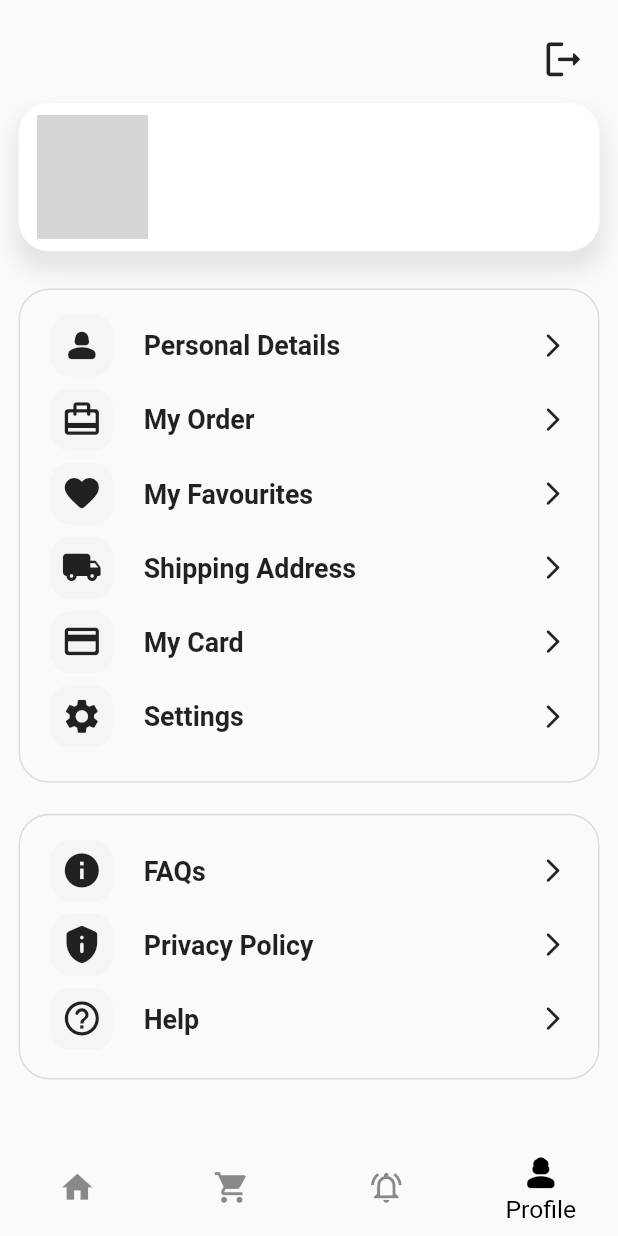
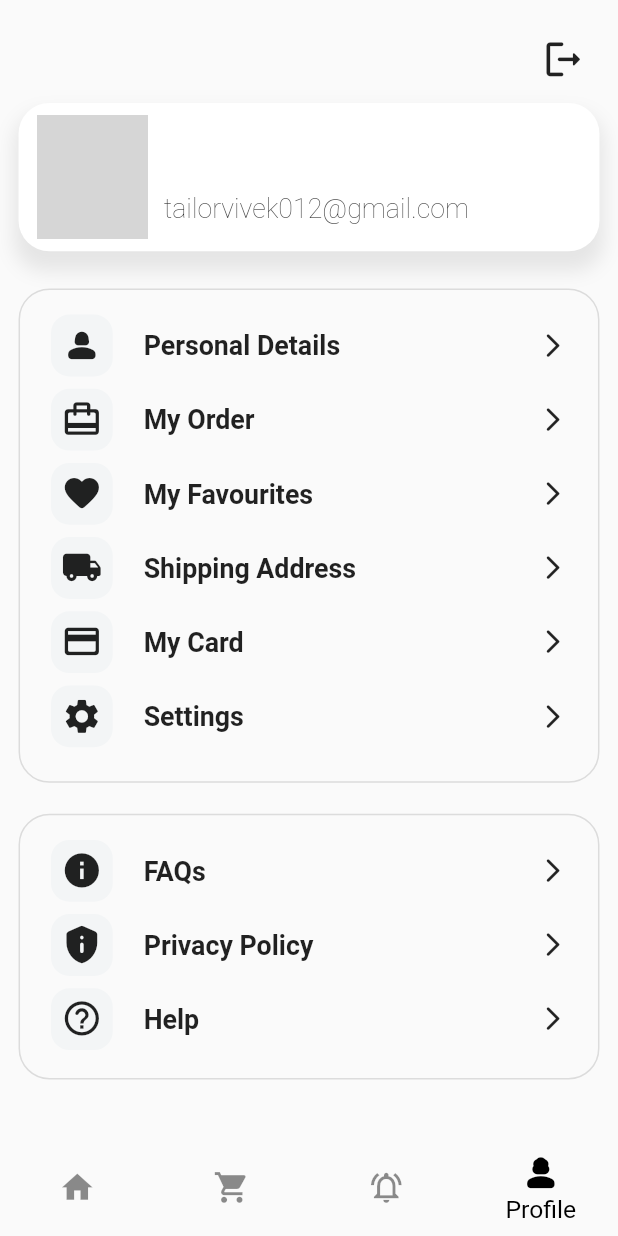
Before and after one commit to VivekTailor19/fashion_forward, a Flutter app: the FirstScreen screen opened by its route, item 4 of the bottom bar chosen, on a phone screen of 412 x 824 dp. Run offline on Flutter 3.47's test engine with Material 2 defaults, Android fonts, the phone set to English and light mode, and no system bars; our stand-ins replace cloud_firestore, firebase_auth, firebase_core, flutter_local_notifications, get, google_sign_in and 2 more; missing offline and left inert: razorpay_flutter; accounts and stored records are empty; network calls fail; grey boxes are pictures that could not be loaded.

Commit message:
fashion_forward

```diff
--- a/lib/screens/04 first/bottomOptionScreens/4 profile/profileScreen.dart
+++ b/lib/screens/04 first/bottomOptionScreens/4 profile/profileScreen.dart
@@ -139,7 +139,9 @@ class _ProfileScreenState extends State<ProfileScreen> {
                             fontWeight: FontWeight.w500, fontSize: 14.sp),
                       ),
 
-                      Text("$userEmail",
+                      Text(
+                          //"$userEmail",
+                        "tailorvivek012@gmail.com",
                         style: TextStyle(
                             fontWeight: FontWeight.w200, fontSize: 13.sp),
                         maxLines: 2,
```
